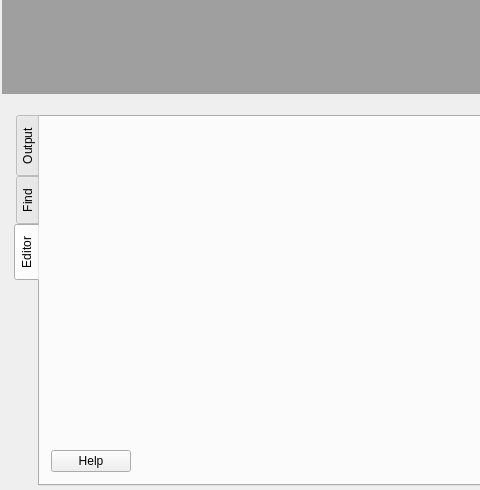
This is src/libgui/FWBMainWindow_q.ui in fwbuilder/fwbuilder as Qt 5 draws it before an edit; both pictures show x 0 to 480 and y 356 to 846 of the 1124 by 846 pixel window. The edited form follows.
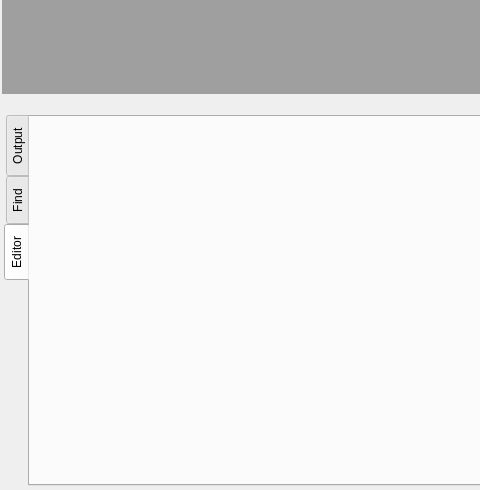
This is the edited form. Icons and pictures are not drawn. Custom widgets are drawn as their Qt base class.

Commit message: Removed help button from UI.  Fixes #2495.

Patch:
```diff
--- a/src/libgui/FWBMainWindow_q.ui
+++ b/src/libgui/FWBMainWindow_q.ui
@@ -51,7 +51,7 @@
       <property name="minimumSize">
        <size>
         <width>950</width>
-        <height>300</height>
+        <height>285</height>
        </size>
       </property>
       <property name="maximumSize">
@@ -66,7 +66,7 @@
       <widget class="QWidget" name="dockWidgetContents">
        <layout class="QGridLayout" name="gridLayout">
         <property name="leftMargin">
-         <number>12</number>
+         <number>2</number>
         </property>
         <property name="topMargin">
          <number>2</number>
@@ -231,25 +231,12 @@
                 </property>
                 <property name="sizeHint" stdset="0">
                  <size>
-                  <width>63</width>
+                  <width>0</width>
                   <height>58</height>
                  </size>
                 </property>
                </spacer>
               </item>
-              <item>
-               <widget class="QPushButton" name="helpObjectEditorButton">
-                <property name="sizePolicy">
-                 <sizepolicy hsizetype="Preferred" vsizetype="Fixed">
-                  <horstretch>0</horstretch>
-                  <verstretch>0</verstretch>
-                 </sizepolicy>
-                </property>
-                <property name="text">
-                 <string>Help</string>
-                </property>
-               </widget>
-              </item>
              </layout>
             </item>
             <item row="0" column="1">
@@ -269,7 +256,7 @@
               <property name="maximumSize">
                <size>
                 <width>16777215</width>
-                <height>300</height>
+                <height>285</height>
                </size>
               </property>
               <property name="focusPolicy">
@@ -709,19 +696,6 @@
               </widget>
              </widget>
             </item>
-            <item row="1" column="1">
-             <spacer name="verticalSpacer_2">
-              <property name="orientation">
-               <enum>Qt::Vertical</enum>
-              </property>
-              <property name="sizeHint" stdset="0">
-               <size>
-                <width>20</width>
-                <height>16</height>
-               </size>
-              </property>
-             </spacer>
-            </item>
            </layout>
           </widget>
          </widget>
```
The commit also changes 74 other files.
